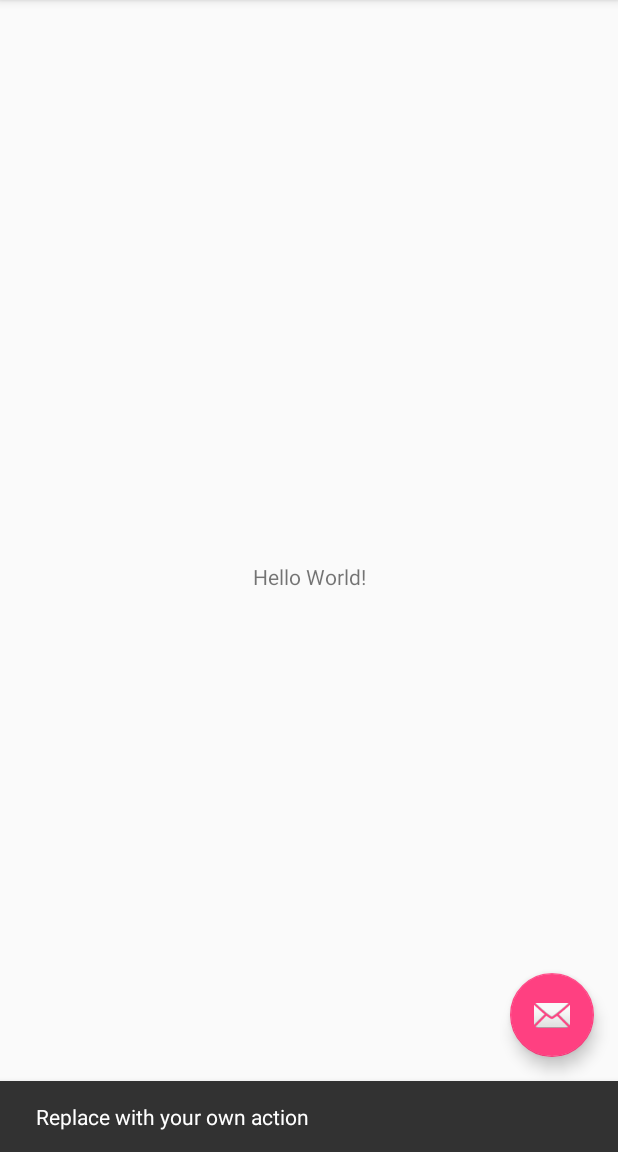
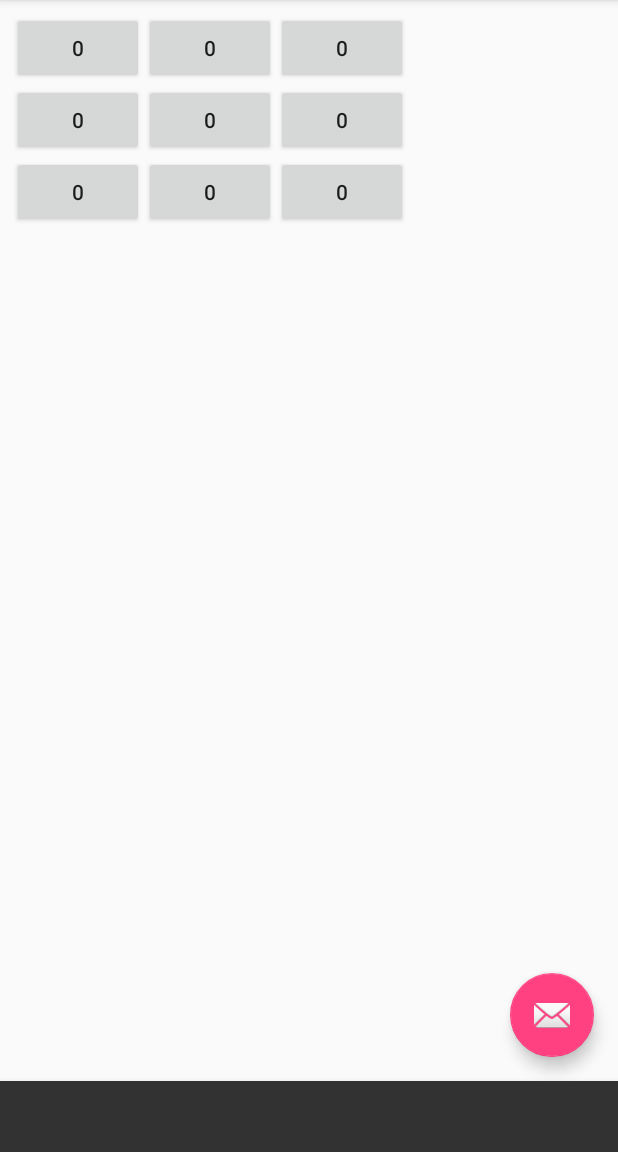
Before and after one commit to Mols1993/Kuromasu, an Android app: the screen it shows after launch (MainActivity), after a tap on an icon or button, on a phone screen of 412 x 824 dp, the part 84-1236 px from its top. Run offline under Robolectric (Android 15) with nearby library versions, the phone set to English and light mode, and no system bars.

Commit message:
Primer layout

```diff
--- a/app/src/main/java/com/mols1993/kuromasu/Board.java
+++ b/app/src/main/java/com/mols1993/kuromasu/Board.java
@@ -20,10 +20,41 @@ public class Board {
         //Fill board
         for(int i = 0; i < boardSize; i++){
             for(int j = 0; j < boardSize; j++){
-                board[i][j] = new Tile(j, this, i, j, context);
+                board[i][j] = new Tile(0, this, i, j, context);
                 if(board[i][j].getNumber() != 0){
                     fixedTiles.add(board[i][j]);
                 }
+            }
+        }
+        //Connect board
+        for(int i = 0; i < boardSize; i++){
+            for(int j = 0; j < boardSize; j++){
+                Tile top = null, right = null, bot = null, left = null;
+                if(i == 0){
+                    top = null;
+                    bot = board[i+1][j];
+                }
+                else if(i < (boardSize - 1)){
+                    top = board[i-1][j];
+                    bot = board[i+1][j];
+                }
+                else if(i == (boardSize - 1)){
+                    top = board[i-1][j];
+                    bot = null;
+                }
+                if(j == 0){
+                    left = null;
+                    right = board[i][j+1];
+                }
+                else if(j < (boardSize - 1)){
+                    left = board[i][j-1];
+                    right = board[i][j+1];
+                }
+                else if(j == (boardSize - 1)){
+                    left = board[i][j-1];
+                    right = null;
+                }
+                board[i][j].setLinks(top, right, bot, left);
             }
         }
     }
@@ -59,11 +90,18 @@ public class Board {
             }
         }
         if(root != null) {
-            conectadas = root.getConexo(root, 0);
+            conectadas = root.getConexo(0);
+            msje = "Todas las blancas estan conectadas";
         }
 
         if(blancas != conectadas){
             msje = "Existen fichas blancas desconectadas";
+        }
+
+        for(int y = 0; y < boardSize; y++){
+            for(int x = 0; x < boardSize; x++){
+                board[x][y].contado = false;
+            }
         }
 
         return msje;
@@ -86,4 +124,8 @@ public class Board {
     public int getSize(){
         return boardSize;
     }
+
+    public Tile getTile(int x, int y){
+        return board[x][y];
+    }
 }
--- a/app/src/main/java/com/mols1993/kuromasu/MainActivity.java
+++ b/app/src/main/java/com/mols1993/kuromasu/MainActivity.java
@@ -6,9 +6,11 @@ import android.support.design.widget.FloatingActionButton;
 import android.support.design.widget.Snackbar;
 import android.support.v7.app.AppCompatActivity;
 import android.support.v7.widget.Toolbar;
+import android.util.Log;
 import android.view.View;
 import android.view.Menu;
 import android.view.MenuItem;
+import android.widget.LinearLayout;
 
 public class MainActivity extends AppCompatActivity {
 
@@ -19,16 +21,31 @@ public class MainActivity extends AppCompatActivity {
         Toolbar toolbar = (Toolbar) findViewById(R.id.toolbar);
         setSupportActionBar(toolbar);
 
+        final Board board = new Board(3, this);
+        drawBoard(board);
+
         FloatingActionButton fab = (FloatingActionButton) findViewById(R.id.fab);
         fab.setOnClickListener(new View.OnClickListener() {
             @Override
             public void onClick(View view) {
-                Snackbar.make(view, "Replace with your own action", Snackbar.LENGTH_LONG)
+                Snackbar.make(view, board.regla3(), Snackbar.LENGTH_LONG)
                         .setAction("Action", null).show();
             }
         });
-        Board board = new Board(3, this);
-        board.regla1();
+    }
+
+    public void drawBoard(Board board){
+        int bSize = board.getSize();
+        LinearLayout baseLayout = (LinearLayout) findViewById(R.id.mainLayout);
+        baseLayout.removeAllViews();
+        for(int i = 0; i < bSize; i++){
+            LinearLayout ll = new LinearLayout(this);
+            for(int j = 0; j < bSize; j++){
+                ll.addView(board.getTile(i, j));
+                Log.i("Tile", String.valueOf(board.getTile(i, j)));
+            }
+            baseLayout.addView(ll);
+        }
     }
 
     @Override
--- a/app/src/main/res/layout/content_main.xml
+++ b/app/src/main/res/layout/content_main.xml
@@ -8,13 +8,19 @@
     tools:context="com.mols1993.kuromasu.MainActivity"
     tools:showIn="@layout/activity_main">
 
-    <TextView
-        android:layout_width="wrap_content"
-        android:layout_height="wrap_content"
-        android:text="Hello World!"
+    <LinearLayout
+        android:id="@+id/mainLayout"
+        android:layout_width="368dp"
+        android:layout_height="495dp"
+        android:layout_marginBottom="8dp"
+        android:layout_marginLeft="8dp"
+        android:layout_marginRight="8dp"
+        android:layout_marginTop="8dp"
+        android:orientation="vertical"
         app:layout_constraintBottom_toBottomOf="parent"
+        app:layout_constraintHorizontal_bias="0.0"
         app:layout_constraintLeft_toLeftOf="parent"
         app:layout_constraintRight_toRightOf="parent"
-        app:layout_constraintTop_toTopOf="parent" />
-
+        app:layout_constraintTop_toTopOf="parent"
+        app:layout_constraintVertical_bias="0.0"></LinearLayout>
 </android.support.constraint.ConstraintLayout>
```
Also changed, not shown: app/src/main/java/com/mols1993/kuromasu/Tile.java (+38 -11 lines).
